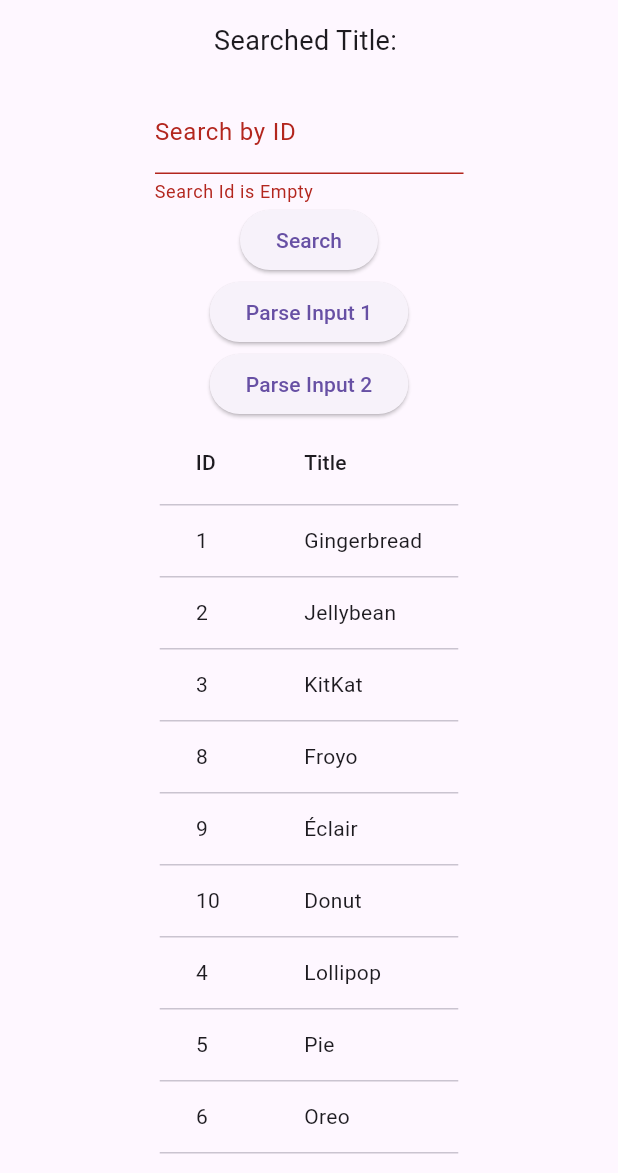
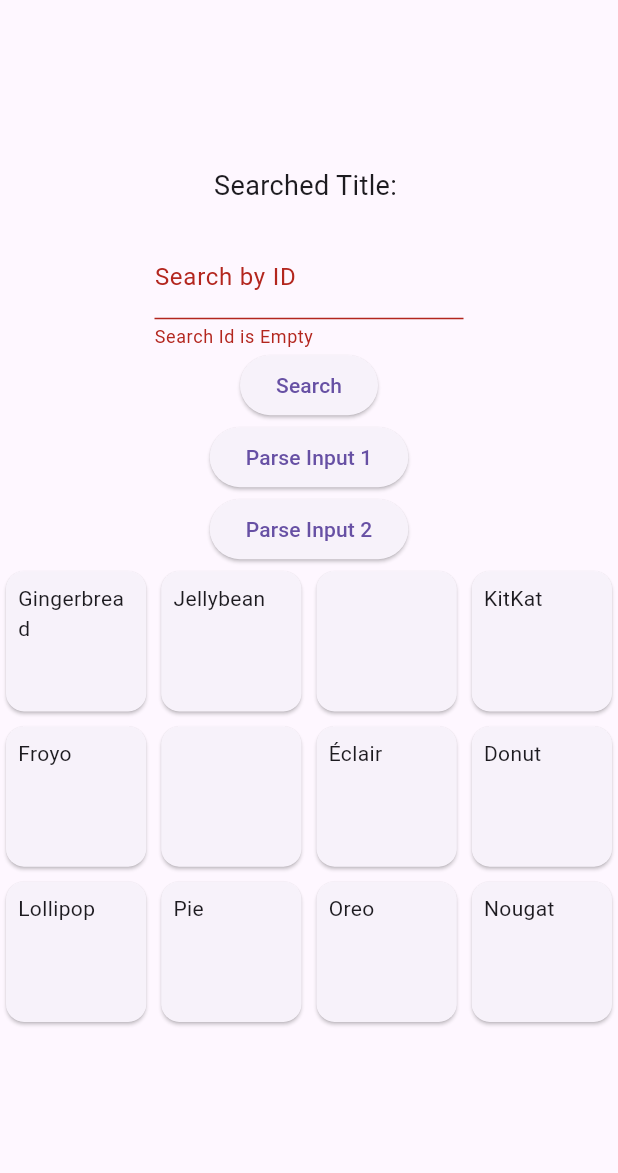
Before and after one commit to muied009/Json-Parse-Task, a Flutter app: the screen it shows after launch, after a tap on "Search", after a tap on "Parse Input 1", after a tap on "Parse Input 2", on a phone screen of 412 x 824 dp, the part 63-1236 px from its top. Run offline on Flutter 3.47's test engine with Material 3 defaults, Android fonts, the phone set to English and light mode, and no system bars.

```diff
--- a/lib/androi_versions.dart
+++ b/lib/androi_versions.dart
@@ -1,11 +1,8 @@
 class AndroidVersion {
-  AndroidVersion({
-    this.id,
-    this.title,
-  });
+  final int id;
+  final String title;
 
-  int? id;
-  String? title;
+  AndroidVersion({required this.id, required this.title});
 
   factory AndroidVersion.fromJson(Map<String, dynamic> json) {
     return AndroidVersion(
--- a/lib/json_parse_task.dart
+++ b/lib/json_parse_task.dart
@@ -11,31 +11,12 @@ class JsonParseTask extends StatefulWidget {
 }
 
 class _JsonParseTaskState extends State<JsonParseTask> {
-  final String input1 = '''
-    [
-      {"id":1,"title":"Gingerbread"},
-      {"id":2,"title":"Jellybean"},
-      {"id":3,"title":"KitKat"},
-      {"id":4,"title":"Lollipop"},
-      {"id":5,"title":"Pie"},
-      {"id":6,"title":"Oreo"},
-      {"id":7,"title":"Nougat"}
-    ]
+  final String inputJson1 = '''
+    [{"0":{"id":1,"title":"Gingerbread"},"1":{"id":2,"title":"Jellybean"},"3":{"id":3,"title":"KitKat"}},[{"id":4,"title":"Lollipop"},{"id":5,"title":"Pie"},{"id":6,"title":"Oreo"},{"id":7,"title":"Nougat"}]]
   ''';
 
-  final String input2 = '''
-    [
-      {"id":1,"title":"Gingerbread"},
-      {"id":2,"title":"Jellybean"},
-      {"id":3,"title":"KitKat"},
-      {"id":8,"title":"Froyo"},
-      {"id":9,"title":"Éclair"},
-      {"id":10,"title":"Donut"},
-      {"id":4,"title":"Lollipop"},
-      {"id":5,"title":"Pie"},
-      {"id":6,"title":"Oreo"},
-      {"id":7,"title":"Nougat"}
-    ]
+  final String inputJson2 = '''
+    [{"0":{"id":1,"title":"Gingerbread"},"1":{"id":2,"title":"Jellybean"},"3":{"id":3,"title":"KitKat"}},{"0":{"id":8,"title":"Froyo"},"2":{"id":9,"title":"Éclair"},"3":{"id":10,"title":"Donut"}},[{"id":4,"title":"Lollipop"},{"id":5,"title":"Pie"},{"id":6,"title":"Oreo"},{"id":7,"title":"Nougat"}]]
   ''';
 
   final _formKey = GlobalKey<FormState>();
@@ -51,10 +32,10 @@ class _JsonParseTaskState extends State<JsonParseTask> {
   }
 
   String searchById(int id) {
-    var jsonData = parseJson(input1);
+    var jsonData = parseJson(inputJson1);
     for (var item in jsonData) {
       if (item.id == id) {
-        return item.title!;
+        return item.title;
       }
     }
     return 'Not found';
@@ -62,7 +43,55 @@ class _JsonParseTaskState extends State<JsonParseTask> {
 
   List<AndroidVersion> parseJson(String jsonInput) {
     List<dynamic> data = jsonDecode(jsonInput);
-    return data.map((item) => AndroidVersion.fromJson(item)).toList();
+    List<AndroidVersion> result = [];
+
+    // Parse the object containing nested objects
+    Map<String, dynamic> objectData = Map<String, dynamic>.from(data[0]);
+    int lastParsedIndex = -1;
+    objectData.forEach((key, value) {
+      int currentIndex = int.parse(key);
+      // Insert empty items for missing indices
+      for (int i = lastParsedIndex + 1; i < currentIndex; i++) {
+        result.add(AndroidVersion(id: i, title: ''));
+      }
+      result.add(AndroidVersion.fromJson(value));
+      lastParsedIndex = currentIndex;
+    });
+
+    // Parse the array of objects, if present
+    if (data.length > 1) {
+      dynamic secondData = data[1];
+      if (secondData is List) {
+        List<dynamic> arrayData = secondData;
+        arrayData.forEach((value) {
+          result.add(AndroidVersion.fromJson(value));
+        });
+      } else if (secondData is Map) {
+        Map<String, dynamic> secondObject = Map<String, dynamic>.from(secondData);
+        int lastParsedIndexInSecond = -1;
+        secondObject.forEach((key, value) {
+          int currentIndex = int.parse(key);
+          // Insert empty items for missing indices
+          for (int i = lastParsedIndexInSecond + 1; i < currentIndex; i++) {
+            result.add(AndroidVersion(id: i, title: ''));
+          }
+          result.add(AndroidVersion.fromJson(value));
+          lastParsedIndexInSecond = currentIndex;
+        });
+      }
+    }
+
+    // If there's additional data after the second item, parse it as well
+    for (int i = 2; i < data.length; i++) {
+      dynamic additionalData = data[i];
+      if (additionalData is List) {
+        List<dynamic> arrayData = additionalData;
+        arrayData.forEach((value) {
+          result.add(AndroidVersion.fromJson(value));
+        });
+      }
+    }
+    return result;
   }
 
   @override
@@ -119,7 +148,8 @@ class _JsonParseTaskState extends State<JsonParseTask> {
               ElevatedButton(
                 onPressed: () {
                   setState(() {
-                    dataTableData = parseJson(input1);
+                    dataTableData = parseJson(inputJson1);
+                    print(dataTableData);
                   });
                 },
                 child: const Text('Parse Input 1'),
@@ -127,22 +157,33 @@ class _JsonParseTaskState extends State<JsonParseTask> {
               ElevatedButton(
                 onPressed: () {
                   setState(() {
-                    dataTableData = parseJson(input2);
+                    dataTableData = parseJson(inputJson2);
                   });
                 },
                 child: const Text('Parse Input 2'),
               ),
-              DataTable(
-                columns: const [
-                  DataColumn(label: Text('ID')),
-                  DataColumn(label: Text('Title')),
-                ],
-                rows: dataTableData.map((item) {
-                  return DataRow(cells: [
-                    DataCell(Text(item.id.toString())),
-                    DataCell(Text(item.title ?? '')),
-                  ]);
-                }).toList(),
+              GridView.builder(
+                shrinkWrap: true,
+                gridDelegate: const SliverGridDelegateWithFixedCrossAxisCount(
+                  crossAxisCount: 4,
+                  mainAxisSpacing: 2.0,
+                  crossAxisSpacing: 2.0,
+                ),
+                itemCount: dataTableData.length,
+                itemBuilder: (BuildContext context, int index) {
+                  final item = dataTableData[index];
+                  return Card(
+                    child: Padding(
+                      padding: const EdgeInsets.all(8.0),
+                      child: Column(
+                        crossAxisAlignment: CrossAxisAlignment.start,
+                        children: [
+                          Text(item.title ?? ''),
+                        ],
+                      ),
+                    ),
+                  );
+                },
               ),
             ],
           ),
```
